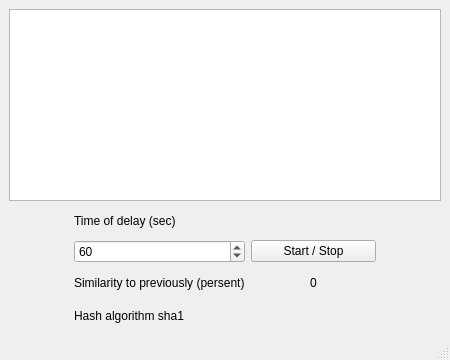
Old version of the form mainwindow.ui in the repository Who-are-me/Big-Brother.
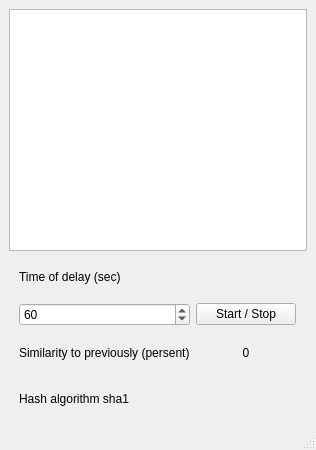
New version of the form.

Patch:
```diff
--- a/mainwindow.ui
+++ b/mainwindow.ui
@@ -6,8 +6,8 @@
    <rect>
     <x>0</x>
     <y>0</y>
-    <width>450</width>
-    <height>360</height>
+    <width>316</width>
+    <height>450</height>
    </rect>
   </property>
   <property name="windowTitle">
```
Left out of the diff: 2 changed lines with no effect on the pictures.
